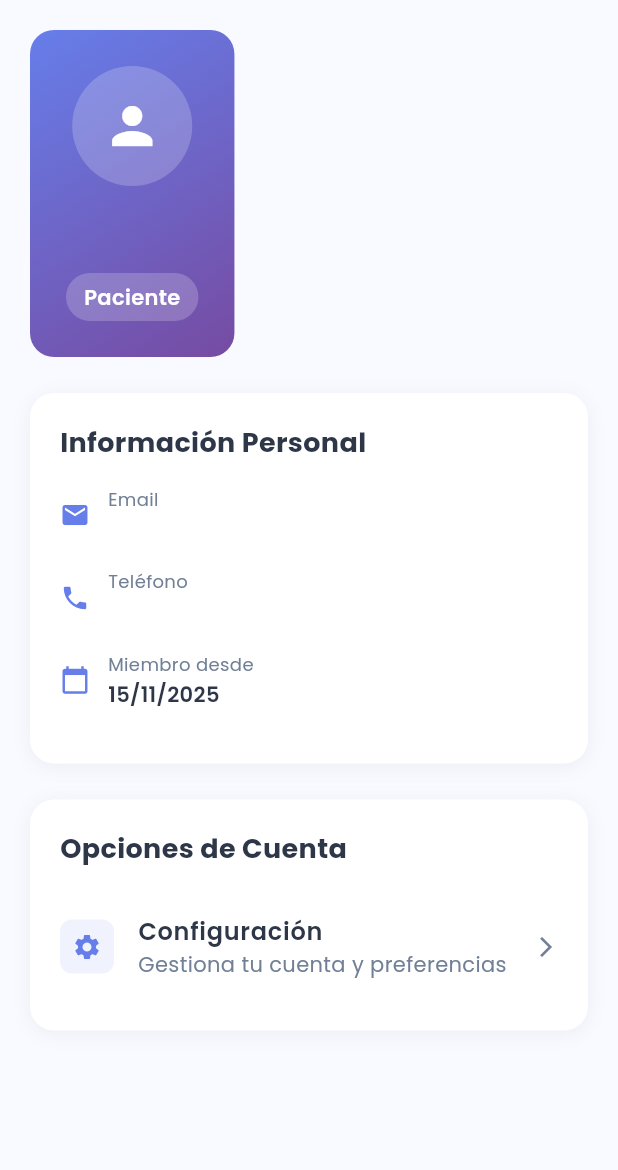
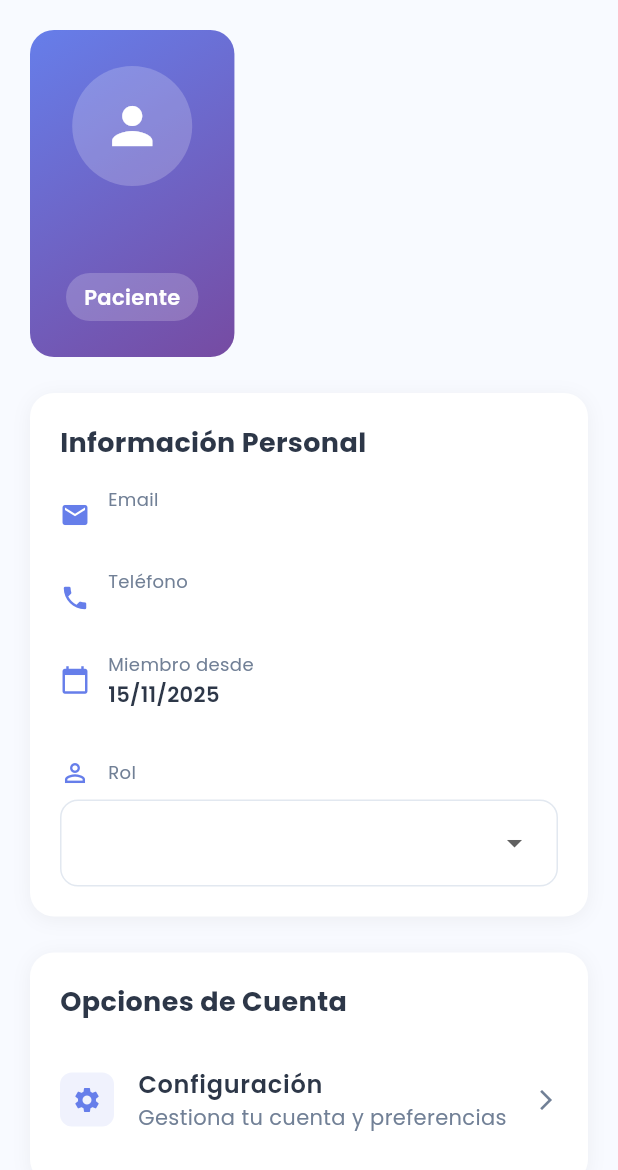
Before and after one commit to Giovassz/medispace, a Flutter app: the ProfileScreen screen opened directly, on a phone screen of 412 x 824 dp. Shown: the top 1170 px of the screen. Run offline on Flutter 3.47's test engine with Material 3 defaults, Android fonts, the phone set to English and light mode, and no system bars; our stand-ins replace cloud_firestore, firebase_auth, firebase_core, flutter_bloc, google_fonts, table_calendar; accounts and stored records are empty; generated files the repository leaves out were written again.

Commit message:
Actividad #10: Implementación de Dashboard funcional con BlocBuilder - Agregado selector de rol en login y profile - Implementado Dashboard exclusivo para médicos con 3 indicadores - Integración con Firebase Firestore para actualización en tiempo real - Navegación condicional según rol de usuario

```diff
--- /dev/null
+++ b/lib/bloc/dashboard/dashboard_event.dart
@@ -0,0 +1,15 @@
+part of 'dashboard_bloc.dart';
+
+abstract class DashboardEvent {}
+
+class LoadDashboardData extends DashboardEvent {
+  final String doctorId;
+
+  LoadDashboardData(this.doctorId);
+}
+
+class RefreshDashboardData extends DashboardEvent {
+  final String doctorId;
+
+  RefreshDashboardData(this.doctorId);
+}
--- /dev/null
+++ b/lib/bloc/dashboard/dashboard_state.dart
@@ -0,0 +1,25 @@
+part of 'dashboard_bloc.dart';
+
+abstract class DashboardState {}
+
+class DashboardInitial extends DashboardState {}
+
+class DashboardLoading extends DashboardState {}
+
+class DashboardLoaded extends DashboardState {
+  final int totalAppointments;
+  final int pendingAppointments;
+  final int totalPatients;
+
+  DashboardLoaded({
+    required this.totalAppointments,
+    required this.pendingAppointments,
+    required this.totalPatients,
+  });
+}
+
+class DashboardError extends DashboardState {
+  final String message;
+
+  DashboardError(this.message);
+}
--- a/lib/screens/profile_screen.dart
+++ b/lib/screens/profile_screen.dart
@@ -170,6 +170,8 @@ class _ProfileScreenState extends State<ProfileScreen> {
             'Miembro desde',
             _formatDate(_currentUser!.createdAt),
           ),
+          const SizedBox(height: 16),
+          _buildRoleSelector(),
         ],
       ),
     );
@@ -335,6 +337,80 @@ class _ProfileScreenState extends State<ProfileScreen> {
     );
   }
 
+  Widget _buildRoleSelector() {
+    return Column(
+      crossAxisAlignment: CrossAxisAlignment.start,
+      children: [
+        Row(
+          children: [
+            Icon(Icons.person_outline, color: const Color(0xFF667EEA), size: 20),
+            const SizedBox(width: 12),
+            Text(
+              'Rol',
+              style: GoogleFonts.poppins(
+                fontSize: 12,
+                color: const Color(0xFF718096),
+              ),
+            ),
+          ],
+        ),
+        const SizedBox(height: 8),
+        Container(
+          padding: const EdgeInsets.symmetric(horizontal: 16, vertical: 4),
+          decoration: BoxDecoration(
+            color: Colors.white,
+            borderRadius: BorderRadius.circular(12),
+            border: Border.all(color: const Color(0xFFE2E8F0)),
+          ),
+          child: DropdownButtonHideUnderline(
+            child: DropdownButton<String>(
+              value: _currentUser!.role,
+              isExpanded: true,
+              items: const [
+                DropdownMenuItem<String>(
+                  value: 'patient',
+                  child: Text('Paciente'),
+                ),
+                DropdownMenuItem<String>(
+                  value: 'doctor',
+                  child: Text('Médico'),
+                ),
+              ],
+              onChanged: (value) async {
+                if (value != null && value != _currentUser!.role) {
+                  try {
+                    final updatedUser = _currentUser!.copyWith(role: value);
+                    await _authService.updateUserProfile(updatedUser);
+                    setState(() {
+                      _currentUser = updatedUser;
+                    });
+                    if (mounted) {
+                      ScaffoldMessenger.of(context).showSnackBar(
+                        SnackBar(
+                          content: Text('Rol actualizado a ${value == 'doctor' ? 'Médico' : 'Paciente'}'),
+                          backgroundColor: Colors.green,
+                        ),
+                      );
+                    }
+                  } catch (e) {
+                    if (mounted) {
+                      ScaffoldMessenger.of(context).showSnackBar(
+                        SnackBar(
+                          content: Text('Error al actualizar rol: $e'),
+                          backgroundColor: Colors.red,
+                        ),
+                      );
+                    }
+                  }
+                }
+              },
+            ),
+          ),
+        ),
+      ],
+    );
+  }
+
   String _formatDate(DateTime date) {
     return '${date.day}/${date.month}/${date.year}';
   }
--- a/pubspec.yaml
+++ b/pubspec.yaml
@@ -45,6 +45,7 @@ dependencies:
   table_calendar: ^3.1.2
   intl: ^0.19.0
   provider: ^6.1.2
+  flutter_bloc: ^8.1.6
 
 dev_dependencies:
   flutter_test:
```
Also changed, not shown: lib/bloc/dashboard/dashboard_bloc.dart (added, +86 -0 lines), lib/main.dart (+6 -1 lines), lib/screens/dashboard_screen.dart (added, +433 -0 lines), lib/screens/home_screen.dart (+11 -5 lines), lib/screens/login_screen.dart (+45 -0 lines), pubspec.lock.
